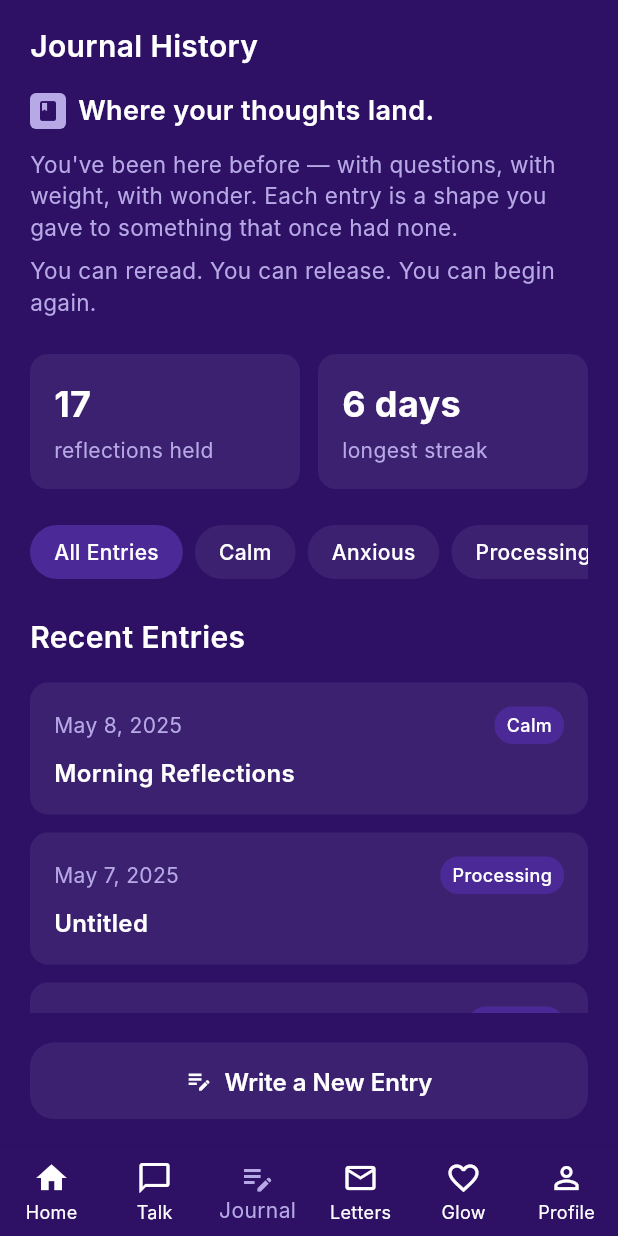
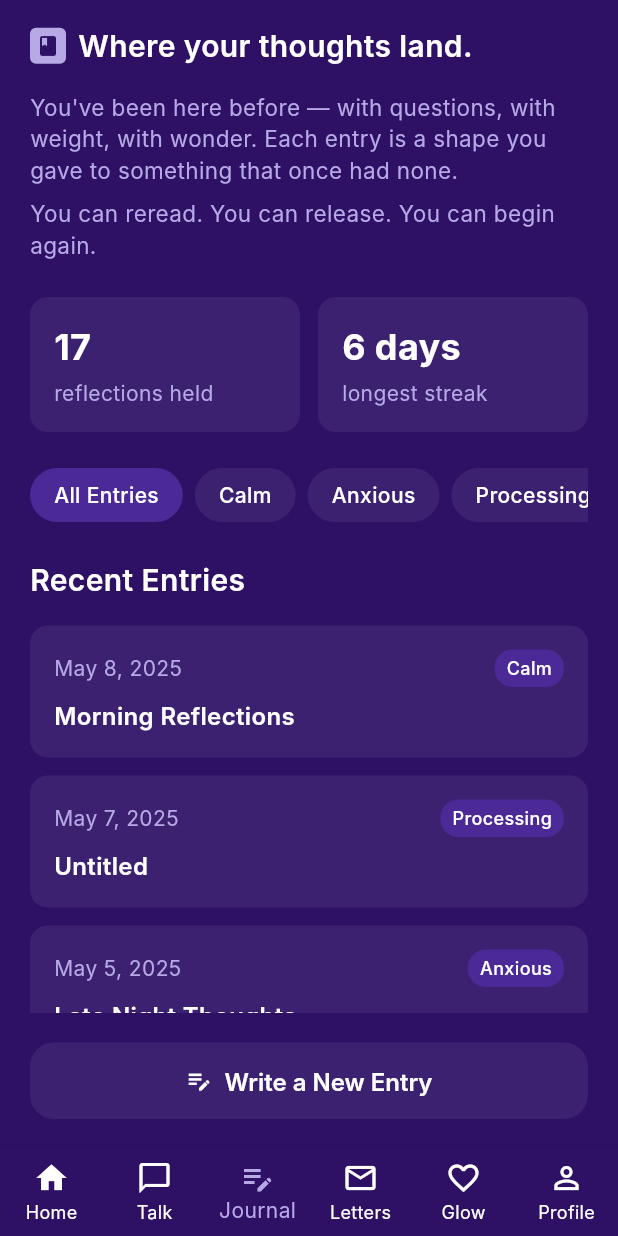
Before and after one commit to kaya-talk/kaya-mobile, a Flutter app: the JournalHomeScreen screen opened by its route, on a phone screen of 412 x 824 dp. Run offline on Flutter 3.47's test engine with Material 3 defaults, Android fonts, the phone set to English and light mode, and no system bars; our stand-ins replace dio, firebase_auth, firebase_core, go_router, shared_preferences; accounts and stored records are empty; Roboto replaces fonts that are missing (Inter).

Commit message:
fix: modify title of chat and journal history page

```diff
--- a/lib/features/journal/presentation/screens/journal_home_screen.dart
+++ b/lib/features/journal/presentation/screens/journal_home_screen.dart
@@ -41,29 +41,7 @@ class _JournalHomeScreenState extends State<JournalHomeScreen> {
             // Header
             Container(
               padding: const EdgeInsets.symmetric(horizontal: 20, vertical: 16),
-              child: const Row(
-                children: [
-                  Text(
-                    'Journal History',
-                    style: TextStyle(
-                      color: Colors.white,
-                      fontSize: 20,
-                      fontWeight: FontWeight.w600,
-                    ),
-                  ),
-                ],
-              ),
-            ),
-
-            // Content
-            Expanded(
-              child: SingleChildScrollView(
-                padding: const EdgeInsets.symmetric(horizontal: 20),
-                child: Column(
-                  crossAxisAlignment: CrossAxisAlignment.start,
-                  children: [
-                    // Main heading with icon
-                    Row(
+              child: Row(
                 children: [
                   Container(
                     width: 24,
@@ -83,14 +61,21 @@ class _JournalHomeScreenState extends State<JournalHomeScreen> {
                     'Where your thoughts land.',
                     style: TextStyle(
                       color: Colors.white,
-                            fontSize: 18,
+                      fontSize: 20,
                       fontWeight: FontWeight.w600,
                     ),
                   ),
                 ],
               ),
-                    const SizedBox(height: 12),
+            ),
 
+            // Content
+            Expanded(
+              child: SingleChildScrollView(
+                padding: const EdgeInsets.symmetric(horizontal: 20),
+                child: Column(
+                  crossAxisAlignment: CrossAxisAlignment.start,
+                  children: [
                     // Description
                     const Text(
                       "You've been here before — with questions, with weight, with wonder. Each entry is a shape you gave to something that once had none.",
```
Also changed, not shown: lib/features/chat/presentation/screens/chat_history_screen.dart (+7 -22 lines). Lines whose indentation alone changed are shown as unchanged.
